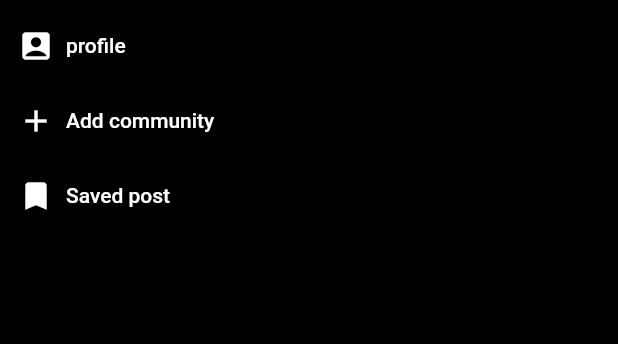
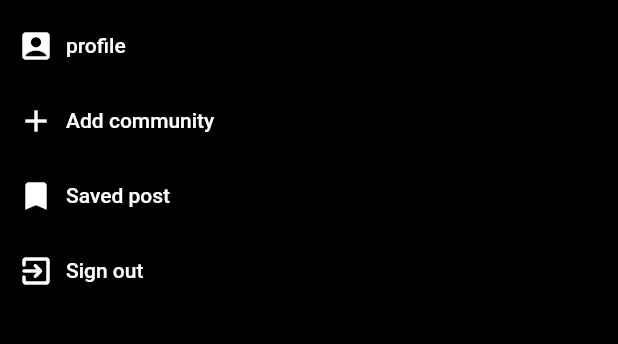
Before and after one commit to pouria-02/reddit_flutter, a Flutter app: the SettingPage screen opened directly, on a phone screen of 412 x 824 dp, the part 76-420 px from its top. Run offline on Flutter 3.47's test engine with Material 2 defaults, Android fonts, the phone set to English and light mode, and no system bars; our stand-ins replace shared_preferences, video_player; missing offline and left inert: dart:ffi; accounts and stored records are empty; network calls fail.

Commit message:
Add thumbnail to FeedListItem.dart

```diff
--- a/lib/model/Post.dart
+++ b/lib/model/Post.dart
@@ -8,6 +8,7 @@ class Post {
   String _description;
   String _title;
   String _contentURL;
+  String _thumbnailURL;
   User _user;
   bool _isLiked;
   bool _isDisliked;
@@ -17,18 +18,20 @@ class Post {
   int _disLikeCount = 0;
   List<Comment> _comments;
 
-
   Post(
       this._id,
       this._community,
       this._description,
       this._title,
       this._contentURL,
+      this._thumbnailURL,
       this._user,
       this._isLiked,
       this._isDisliked,
       this._publishedDate,
       this._comments);
+
+  String get thumbnailURL => _thumbnailURL;
 
   Community get community => _community;
 
--- a/lib/ui/SettingPage.dart
+++ b/lib/ui/SettingPage.dart
@@ -1,7 +1,8 @@
 import 'package:flutter/material.dart';
 import 'package:flutter_reddit/ui/Add%20community_page.dart';
+import 'package:flutter_reddit/ui/LoginPage.dart';
 import 'package:flutter_reddit/ui/ProfilePage.dart';
-
+import 'package:flutter_reddit/utils/PrefManager.dart';
 
 class SettingPage extends StatelessWidget {
   const SettingPage({Key? key}) : super(key: key);
@@ -18,11 +19,10 @@ class SettingPage extends StatelessWidget {
           child: Image.asset("asset/images/reddit.png"),
         ),
       ),
-      body: SettingStateful(),
+      body: const SettingStateful(),
     );
   }
 }
-
 
 class SettingStateful extends StatefulWidget {
   const SettingStateful({Key? key}) : super(key: key);
@@ -36,53 +36,104 @@ class _SettingStatefulState extends State<SettingStateful> {
   Widget build(BuildContext context) {
     return Padding(
         padding: const EdgeInsets.all(0),
-      child:
-      ListView(
+        child: ListView(
           children: <Widget>[
             Container(
               height: 50,
-            padding: EdgeInsets.fromLTRB(0, 0, 0, 0),
+              padding: const EdgeInsets.fromLTRB(0, 0, 0, 0),
               child: ElevatedButton.icon(
-              icon:Icon(Icons.account_box,
+                icon: const Icon(
+                  Icons.account_box,
                   color: Colors.white,
-              ) ,
-              style: ElevatedButton.styleFrom(minimumSize: const Size(450, 20),primary: Colors.black,onPrimary: Colors.purple),
-              label:const Text('profile                                                                                                                          ',style: TextStyle(color: Colors.white),),
-              onPressed: (){
-                  Navigator.push(context, MaterialPageRoute(builder: (context)=>Profile_page(users: [],)));
+                ),
+                style: ElevatedButton.styleFrom(
+                    minimumSize: const Size(450, 20),
+                    primary: Colors.black,
+                    onPrimary: Colors.purple),
+                label: const Text(
+                  'profile                                                                                                                          ',
+                  style: TextStyle(color: Colors.white),
+                ),
+                onPressed: () {
+                  Navigator.push(
+                      context,
+                      MaterialPageRoute(
+                          builder: (context) => Profile_page(
+                                users: [],
+                              )));
                 },
               ),
             ),
             Container(
               height: 50,
-            padding: EdgeInsets.fromLTRB(0, 0, 0, 0),
+              padding: const EdgeInsets.fromLTRB(0, 0, 0, 0),
               child: ElevatedButton.icon(
-                onPressed: (){
-                  Navigator.push(context, MaterialPageRoute(builder: (context)=>AddCommunityPage()));
+                onPressed: () {
+                  Navigator.push(
+                      context,
+                      MaterialPageRoute(
+                          builder: (context) => const AddCommunityPage()));
                 },
-                icon: Icon(
+                icon: const Icon(
                   Icons.add,
                   color: Colors.white,
                 ),
-                style: ElevatedButton.styleFrom(minimumSize: const Size(450, 20),primary:Colors.black,onPrimary: Colors.purple),
-                label: const Text("Add community                                                                                                         ",style: TextStyle(color: Colors.white),),
-
+                style: ElevatedButton.styleFrom(
+                    minimumSize: const Size(450, 20),
+                    primary: Colors.black,
+                    onPrimary: Colors.purple),
+                label: const Text(
+                  "Add community                                                                                                         ",
+                  style: TextStyle(color: Colors.white),
+                ),
               ),
             ),
             Container(
                 height: 50,
-            padding: EdgeInsets.fromLTRB(0, 0, 0, 0),
+                padding: const EdgeInsets.fromLTRB(0, 0, 0, 0),
                 child: ElevatedButton.icon(
-                onPressed: (){},
-                icon: Icon(Icons.bookmark,
+                  onPressed: () {},
+                  icon: const Icon(
+                    Icons.bookmark,
                     color: Colors.white,
                   ),
-                style: ElevatedButton.styleFrom(minimumSize: const Size(450, 20),primary: Colors.black,onPrimary: Colors.purple),
-                label: const Text("Saved post                                                                                                             ",style: TextStyle(color: Colors.white),),
-          )
-          )
+                  style: ElevatedButton.styleFrom(
+                      minimumSize: const Size(450, 20),
+                      primary: Colors.black,
+                      onPrimary: Colors.purple),
+                  label: const Text(
+                    "Saved post                                                                                                             ",
+                    style: TextStyle(color: Colors.white),
+                  ),
+                )),
+            Container(
+              height: 50,
+              padding: const EdgeInsets.fromLTRB(0, 0, 0, 0),
+              child: ElevatedButton.icon(
+                icon: const Icon(
+                  Icons.exit_to_app_rounded,
+                  color: Colors.white,
+                ),
+                style: ElevatedButton.styleFrom(
+                    minimumSize: const Size(450, 20),
+                    primary: Colors.black,
+                    onPrimary: Colors.purple),
+                label: const Text(
+                  'Sign out                                                                                                                          ',
+                  style: TextStyle(color: Colors.white),
+                ),
+                onPressed: () {
+                  PrefManager().setUserLogin(false);
+                  Navigator.pushReplacement(
+                    context,
+                    MaterialPageRoute(
+                      builder: (context) => const LoginPage(),
+                    ),
+                  );
+                },
+              ),
+            ),
           ],
-      )
-    );
+        ));
   }
 }
--- a/lib/ui/addPost/AddPostPage.dart
+++ b/lib/ui/addPost/AddPostPage.dart
@@ -60,6 +60,7 @@ class _AddPostPageState extends State<AddPostPage> {
                                 _bodyController.text,
                                 _titleController.text,
                                 'http://clips.vorwaerts-gmbh.de/VfE_html5.mp4',
+                                'https://www.dragon1.com/images/Big_Buck_Bunny.jpg',
                                 DataRepository.myUserData,
                                 false,
                                 false,
--- a/lib/utils/DataRepository.dart
+++ b/lib/utils/DataRepository.dart
@@ -87,6 +87,7 @@ class DataRepository {
       "I'm here for fun",
       "test",
       "http://commondatastorage.googleapis.com/gtv-videos-bucket/sample/ForBiggerMeltdowns.mp4",
+      'https://numpaints.com/wp-content/uploads/2022/03/Big-Buck-Bunny-paint-by-number.jpg',
       userList[0],
       false,
       false,
```
Also changed, not shown: lib/ui/feed/widget/FeedListItem.dart (+54 -8 lines). Lines whose indentation alone changed are shown as unchanged.
